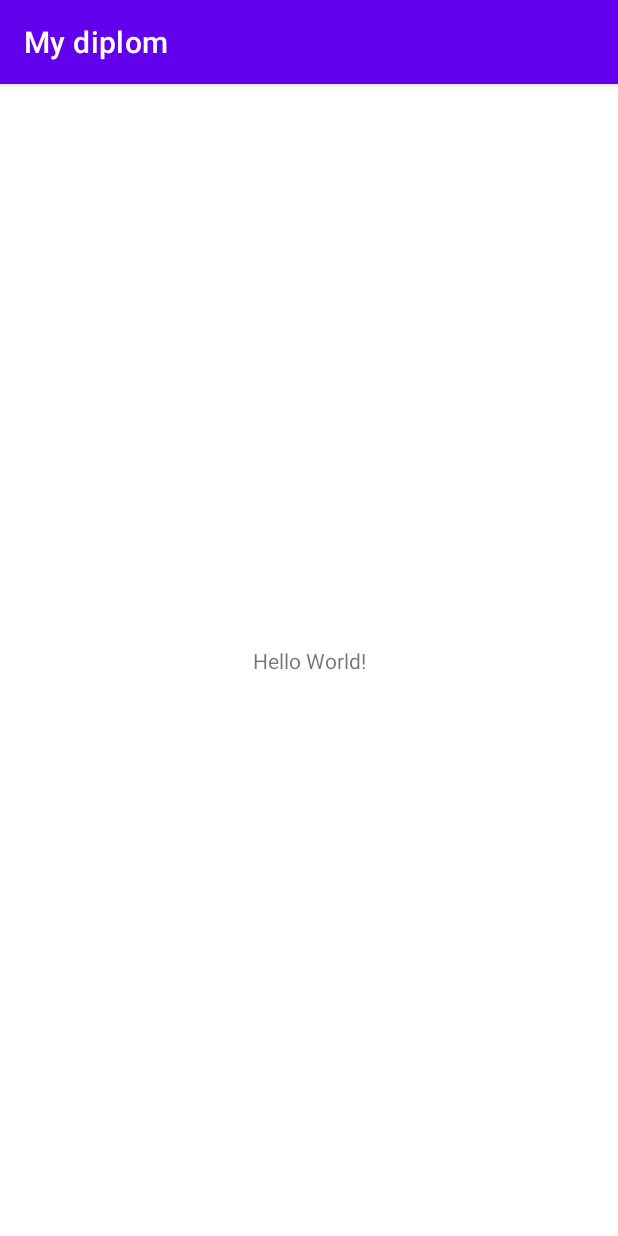
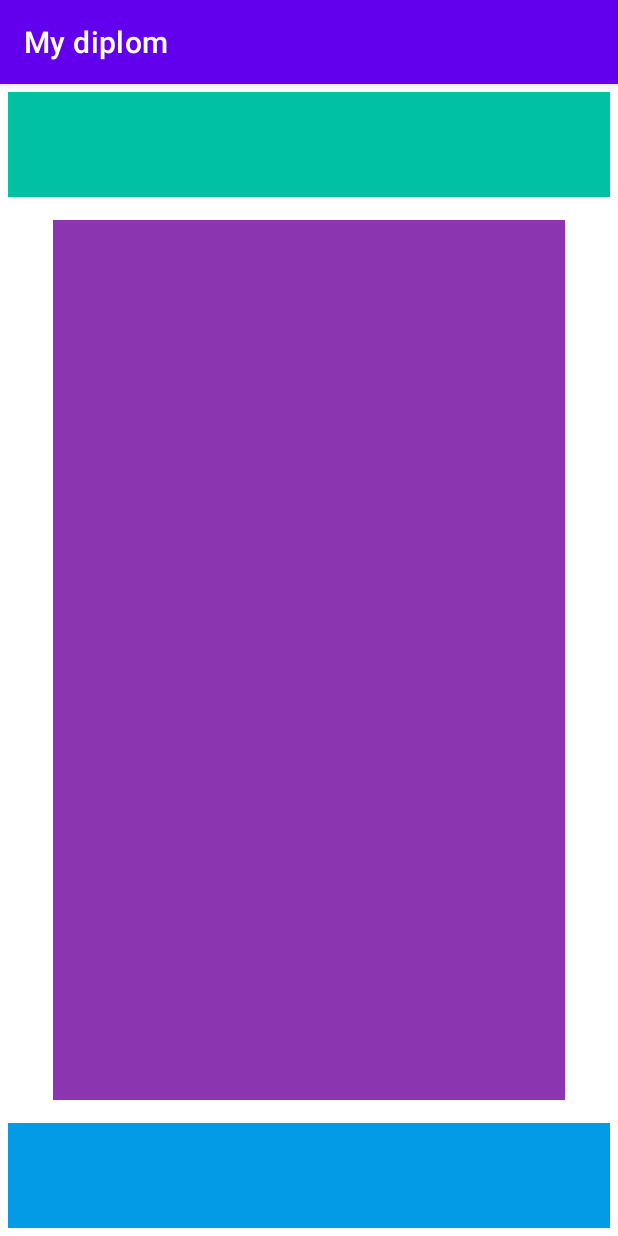
Before and after one commit to Yuliay-Kliastornaya/My-diplom, an Android app: the screen it shows after launch (MainActivity), on a phone screen of 412 x 824 dp. Run offline under Robolectric (Android 15) with nearby library versions, the phone set to English and light mode, and no system bars.

Commit message:
added button, top, bottom layouts

```diff
--- a/app/src/main/res/layout/activity_main.xml
+++ b/app/src/main/res/layout/activity_main.xml
@@ -1,18 +1,51 @@
 <?xml version="1.0" encoding="utf-8"?>
-<androidx.constraintlayout.widget.ConstraintLayout xmlns:android="http://schemas.android.com/apk/res/android"
+<androidx.constraintlayout.widget.ConstraintLayout
+    xmlns:android="http://schemas.android.com/apk/res/android"
     xmlns:app="http://schemas.android.com/apk/res-auto"
     xmlns:tools="http://schemas.android.com/tools"
     android:layout_width="match_parent"
     android:layout_height="match_parent"
+    android:padding="5dp"
     tools:context=".MainActivity">
 
-    <TextView
-        android:layout_width="wrap_content"
-        android:layout_height="wrap_content"
-        android:text="Hello World!"
+    <LinearLayout
+        android:id="@+id/constraint_menu"
+        android:layout_marginStart="30dp"
+        android:layout_marginEnd="30dp"
+        android:layout_marginTop="15dp"
+        android:layout_marginBottom="15dp"
+        android:layout_width="0dp"
+        android:layout_height="0dp"
+        app:layout_constraintWidth_default="spread"
+        app:layout_constraintHeight_default="spread"
+        android:orientation="vertical"
+        app:layout_constraintStart_toStartOf="parent"
+        app:layout_constraintEnd_toEndOf="parent"
+        app:layout_constraintTop_toBottomOf="@id/constraint_menu_top"
+        app:layout_constraintBottom_toTopOf="@id/constraint_menu_bottom"
+        android:background="#8C35B1"
+        />
+    <FrameLayout
+        android:id="@+id/constraint_menu_bottom"
+        android:layout_width="match_parent"
+        android:layout_height="70dp"
+        app:layout_constraintHeight_default="spread"
+        app:layout_constraintStart_toStartOf="parent"
+        app:layout_constraintEnd_toEndOf="parent"
+        app:layout_constraintTop_toBottomOf="@id/constraint_menu"
         app:layout_constraintBottom_toBottomOf="parent"
+        android:background="#039BE5"
+        />
+    <FrameLayout
+        android:id="@+id/constraint_menu_top"
+        android:layout_width="match_parent"
+        android:layout_height="70dp"
+        app:layout_constraintHeight_default="spread"
+        app:layout_constraintStart_toStartOf="parent"
         app:layout_constraintEnd_toEndOf="parent"
-        app:layout_constraintStart_toStartOf="parent"
-        app:layout_constraintTop_toTopOf="parent" />
+        app:layout_constraintTop_toTopOf="parent"
+        app:layout_constraintBottom_toTopOf="@id/constraint_menu"
+        android:background="#00C1A4"
+        />
 
 </androidx.constraintlayout.widget.ConstraintLayout>
```
